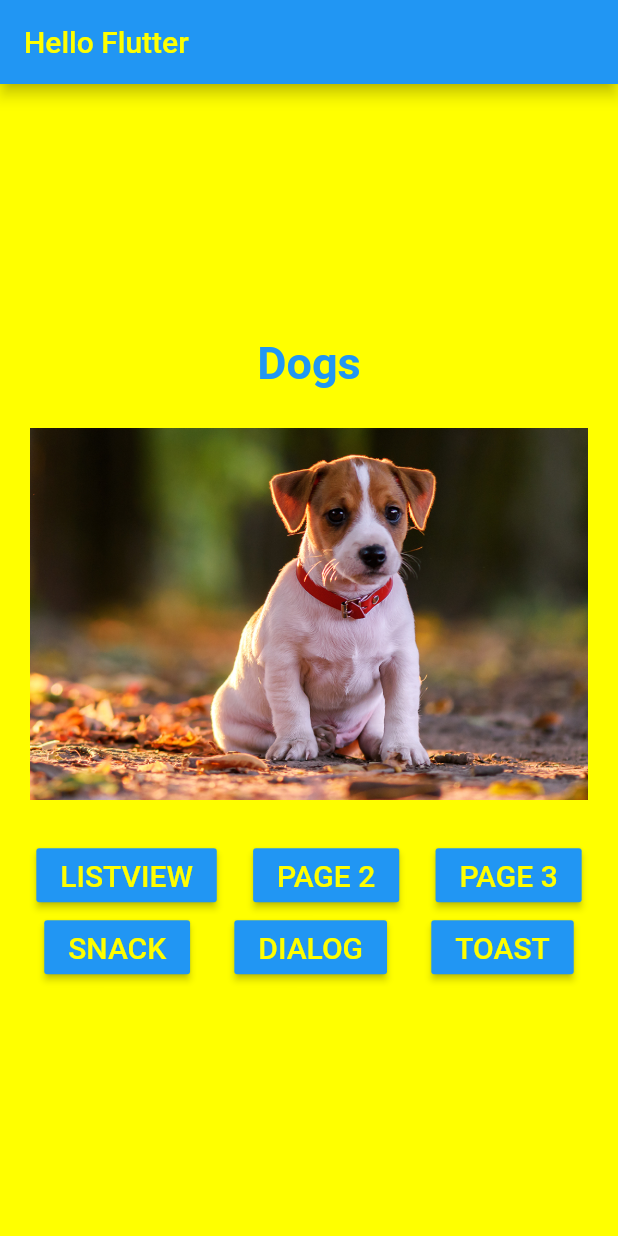
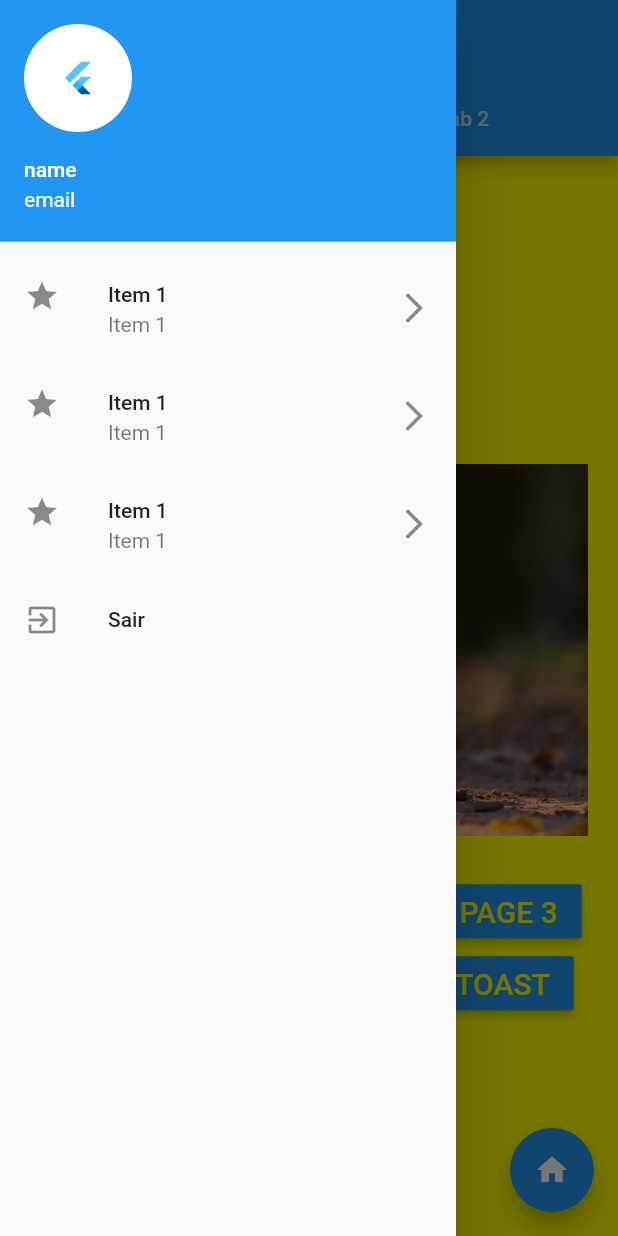
Before and after one commit to luizjacomn/widgets_test, a Flutter app: the screen it shows after launch, with the side drawer open (before the commit the screen has no drawer), on a phone screen of 412 x 824 dp. Run offline on Flutter 3.47's test engine with Material 2 defaults, Android fonts, the phone set to English and light mode, and no system bars; our stand-ins replace fluttertoast.

Commit message:
Material Design widgets

```diff
--- a/lib/src/pages/home_page.dart
+++ b/lib/src/pages/home_page.dart
@@ -8,11 +8,14 @@ import 'package:widgets_test/src/pages/page_3.dart';
 import 'package:widgets_test/src/utils/nav.dart';
 import 'package:widgets_test/src/widgets/blue_button.dart';
 import 'package:fluttertoast/fluttertoast.dart';
+import 'package:widgets_test/src/widgets/drawer_list.dart';
 
 class HomePage extends StatelessWidget {
   @override
   Widget build(BuildContext context) {
-    return Scaffold(
+    return DefaultTabController(
+      length: 2,
+      child: Scaffold(
         appBar: AppBar(
             centerTitle: Platform.isIOS ? true : false,
             title: Text(
@@ -21,9 +24,29 @@ class HomePage extends StatelessWidget {
                 color: Colors.yellowAccent,
               ),
             ),
+            bottom: TabBar(
+              tabs: <Widget>[
+                Tab(child: Text('Tab 1')),
+                Tab(child: Text('Tab 2')),
+              ],
+            )),
+        body: TabBarView(
+          children: <Widget>[
+            _buildBody(context),
+            Container(),
+          ],
         ),
-      body: _buildBody(context),
+        drawer: DrawerList(),
+        floatingActionButton: FloatingActionButton(
+          child: Icon(Icons.home),
+          onPressed: _clickFab,
+        ),
+      ),
     );
+  }
+
+  _clickFab() {
+    print('fab');
   }
 
   _buildBody(BuildContext context) {
@@ -151,7 +174,6 @@ class HomePage extends StatelessWidget {
         timeInSecForIos: 1,
         backgroundColor: Colors.black54,
         textColor: Colors.white,
-        fontSize: 12.0
-    );
+        fontSize: 12.0);
   }
 }
--- /dev/null
+++ b/lib/src/widgets/drawer_list.dart
@@ -0,0 +1,45 @@
+import 'package:flutter/material.dart';
+import 'package:widgets_test/src/utils/nav.dart';
+
+class DrawerList extends StatelessWidget {
+  @override
+  Widget build(BuildContext context) {
+    return SafeArea(
+          child: Drawer(
+        child: ListView(
+          children: <Widget>[
+            UserAccountsDrawerHeader(
+              accountEmail: Text('email'),
+              accountName: Text('name'),
+              currentAccountPicture: CircleAvatar(
+                  backgroundColor: Colors.white, child: FlutterLogo()),
+            ),
+            ListTile(
+              leading: Icon(Icons.star),
+              title: Text('Item 1'),
+              subtitle: Text('Item 1'),
+              trailing: Icon(Icons.arrow_forward_ios),
+            ),
+            ListTile(
+              leading: Icon(Icons.star),
+              title: Text('Item 1'),
+              subtitle: Text('Item 1'),
+              trailing: Icon(Icons.arrow_forward_ios),
+            ),
+            ListTile(
+              leading: Icon(Icons.star),
+              title: Text('Item 1'),
+              subtitle: Text('Item 1'),
+              trailing: Icon(Icons.arrow_forward_ios),
+            ),
+            ListTile(
+              leading: Icon(Icons.exit_to_app),
+              title: Text('Sair'),
+              onTap: () => pop(context),
+            ),
+          ],
+        ),
+      ),
+    );
+  }
+}
```
Lines whose indentation alone changed are shown as unchanged.
